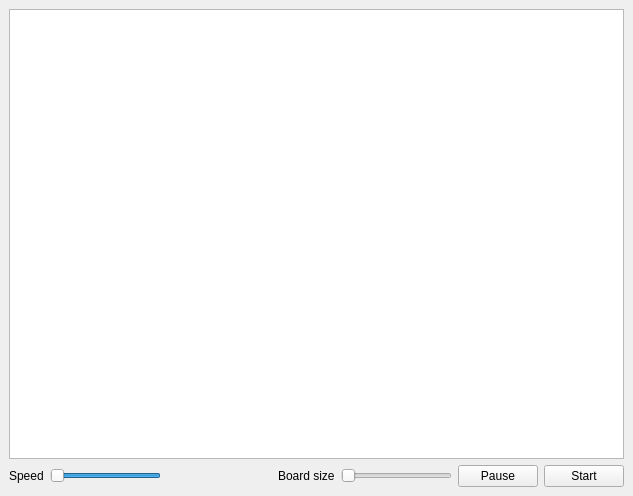
Old version of the form mainwindow.ui in the repository bananiwo/Game-of-Life.
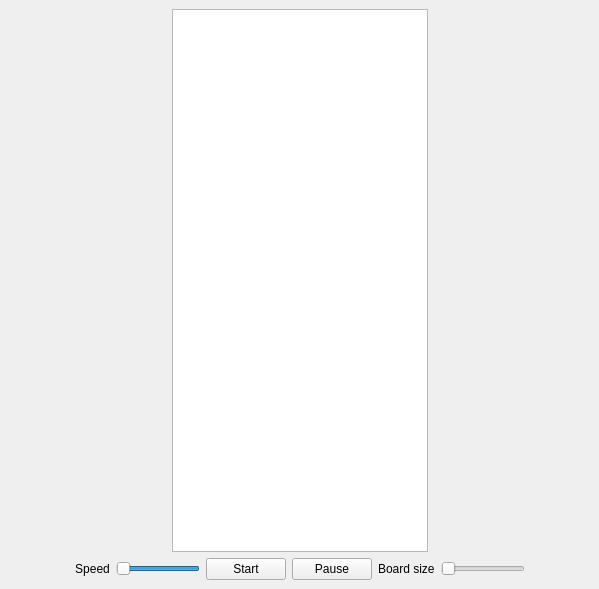
New version of the form.

Commit message: make window size to work on different resolutions

Patch:
```diff
--- a/mainwindow.ui
+++ b/mainwindow.ui
@@ -6,8 +6,8 @@
    <rect>
     <x>0</x>
     <y>0</y>
-    <width>633</width>
-    <height>496</height>
+    <width>599</width>
+    <height>589</height>
    </rect>
   </property>
   <property name="mouseTracking">
@@ -19,23 +19,81 @@
   <widget class="QWidget" name="centralwidget">
    <layout class="QVBoxLayout" name="verticalLayout">
     <item>
-     <widget class="QGraphicsView" name="graphicsView">
-      <property name="layoutDirection">
-       <enum>Qt::RightToLeft</enum>
-      </property>
-     </widget>
+     <layout class="QHBoxLayout" name="horizontalLayout_2">
+      <item>
+       <spacer name="horizontalSpacer">
+        <property name="orientation">
+         <enum>Qt::Horizontal</enum>
+        </property>
+        <property name="sizeHint" stdset="0">
+         <size>
+          <width>40</width>
+          <height>20</height>
+         </size>
+        </property>
+       </spacer>
+      </item>
+      <item>
+       <widget class="QGraphicsView" name="graphicsView">
+        <property name="layoutDirection">
+         <enum>Qt::RightToLeft</enum>
+        </property>
+       </widget>
+      </item>
+      <item>
+       <spacer name="horizontalSpacer_4">
+        <property name="orientation">
+         <enum>Qt::Horizontal</enum>
+        </property>
+        <property name="sizeHint" stdset="0">
+         <size>
+          <width>40</width>
+          <height>20</height>
+         </size>
+        </property>
+       </spacer>
+      </item>
+     </layout>
     </item>
     <item>
      <layout class="QHBoxLayout" name="horizontalLayout">
+      <item>
+       <spacer name="horizontalSpacer_2">
+        <property name="orientation">
+         <enum>Qt::Horizontal</enum>
+        </property>
+        <property name="sizeHint" stdset="0">
+         <size>
+          <width>40</width>
+          <height>20</height>
+         </size>
+        </property>
+       </spacer>
+      </item>
       <item>
        <widget class="QLabel" name="label_2">
+        <property name="layoutDirection">
+         <enum>Qt::LeftToRight</enum>
+        </property>
         <property name="text">
          <string>Speed</string>
         </property>
+        <property name="alignment">
+         <set>Qt::AlignCenter</set>
+        </property>
        </widget>
       </item>
       <item>
        <widget class="QSlider" name="speedSlider">
+        <property name="enabled">
+         <bool>true</bool>
+        </property>
+        <property name="maximumSize">
+         <size>
+          <width>100</width>
+          <height>16777215</height>
+         </size>
+        </property>
         <property name="layoutDirection">
          <enum>Qt::RightToLeft</enum>
         </property>
@@ -66,17 +124,18 @@
        </widget>
       </item>
       <item>
-       <spacer name="horizontalSpacer">
-        <property name="orientation">
-         <enum>Qt::Horizontal</enum>
+       <widget class="QPushButton" name="startButton">
+        <property name="text">
+         <string>Start</string>
         </property>
-        <property name="sizeHint" stdset="0">
-         <size>
-          <width>40</width>
-          <height>20</height>
-         </size>
+       </widget>
+      </item>
+      <item>
+       <widget class="QPushButton" name="pauseButton">
+        <property name="text">
+         <string>Pause</string>
         </property>
-       </spacer>
+       </widget>
       </item>
       <item>
        <widget class="QLabel" name="label">
@@ -87,6 +146,12 @@
       </item>
       <item>
        <widget class="QSlider" name="sizeSlider">
+        <property name="maximumSize">
+         <size>
+          <width>100</width>
+          <height>16777215</height>
+         </size>
+        </property>
         <property name="toolTip">
          <string>Grid size</string>
         </property>
@@ -120,18 +185,17 @@
        </widget>
       </item>
       <item>
-       <widget class="QPushButton" name="pauseButton">
-        <property name="text">
-         <string>Pause</string>
+       <spacer name="horizontalSpacer_3">
+        <property name="orientation">
+         <enum>Qt::Horizontal</enum>
         </property>
-       </widget>
-      </item>
-      <item>
-       <widget class="QPushButton" name="startButton">
-        <property name="text">
-         <string>Start</string>
+        <property name="sizeHint" stdset="0">
+         <size>
+          <width>40</width>
+          <height>20</height>
+         </size>
         </property>
-       </widget>
+       </spacer>
       </item>
      </layout>
     </item>
```
The commit also changes 2 other files.
